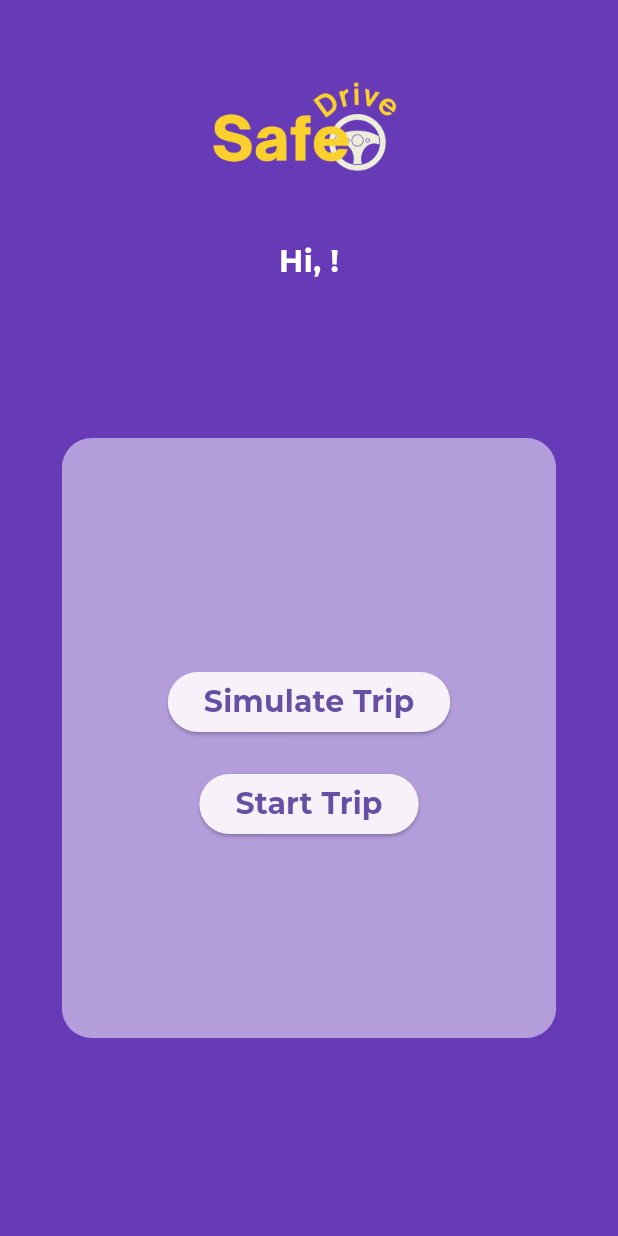
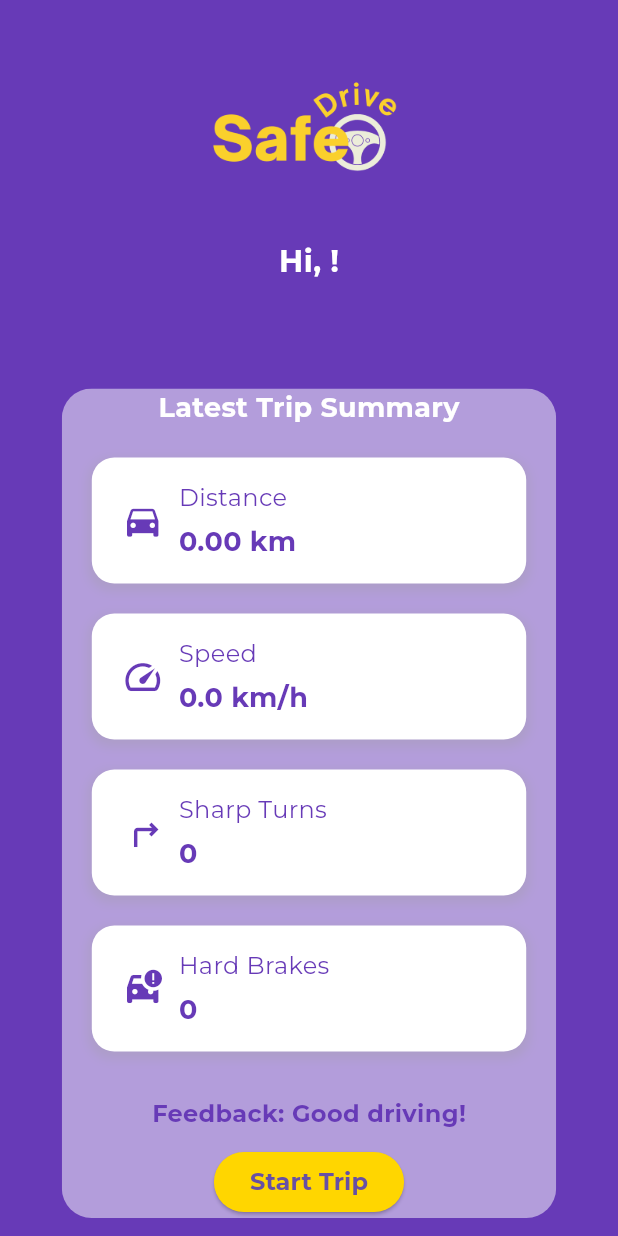
Before and after one commit to adlinzahid/SafeDrive, a Flutter app: the Homecontent screen opened directly, on a phone screen of 412 x 824 dp. Run offline on Flutter 3.47's test engine with Material 3 defaults, Android fonts, the phone set to English and light mode, and no system bars; our stand-ins replace animated_splash_screen, cloud_firestore, firebase_auth, firebase_core, firebase_database, firebase_storage and 8 more; accounts and stored records are empty; project files that could hold a hidden picture were left out.

Commit message:
modified homepage UI

```diff
--- a/lib/ui_screens/homepage/homepage.dart
+++ b/lib/ui_screens/homepage/homepage.dart
@@ -90,31 +90,22 @@ class Homecontent extends StatefulWidget {
 
 class _HomecontentState extends State<Homecontent> {
   bool isTripActive = false;
-  // Position? _lastPosition;
   double totalDistance = 0.0;
   int hardBrakes = 0;
   int sharpTurns = 0;
-  // Timer? _tripTimer;
   DateTime? startTime;
   DateTime? endTime;
   double avgSpeed = 0.0;
 
   final FirebaseAuth _auth = FirebaseAuth.instance;
-
   User? currentUser;
 
   final DrivingTracker drivingTracker = DrivingTracker();
-
-  //String vehiclePlate = "vba 585"; // Define the vehicle plate
 
   @override
   void initState() {
     super.initState();
     currentUser = _auth.currentUser;
-    //Initialise the text controllers with the user data
-    if (currentUser?.displayName != null) {
-      currentUser!.displayName!;
-    }
   }
 
   @override
@@ -125,13 +116,11 @@ class _HomecontentState extends State<Homecontent> {
         child: SingleChildScrollView(
           child: Column(
             children: [
-              // Profile Section
               Container(
                 padding:
                     const EdgeInsets.symmetric(vertical: 20, horizontal: 20),
                 color: Colors.deepPurple,
                 child: Column(
-                  //crossAxisAlignment: CrossAxisAlignment.baseline,
                   children: [
                     Center(
                       child: Image.asset(
@@ -142,7 +131,7 @@ class _HomecontentState extends State<Homecontent> {
                     ),
                     const SizedBox(height: 10),
                     Text(
-                      "Hi, ${currentUser!.displayName!}!",
+                      "Hi, ${currentUser?.displayName}!",
                       style: const TextStyle(
                         fontFamily: 'Montserrat',
                         fontSize: 20,
@@ -150,56 +139,25 @@ class _HomecontentState extends State<Homecontent> {
                         color: Colors.white,
                       ),
                     ),
-
-                    /*Text(
-                            "Vehicle: $vehiclePlate",
-                            style: const TextStyle(
-                              fontFamily: 'Montserrat',
-                              fontSize: 14,
-                              color: Colors.grey,
-                            ),
-                          ),*/
-
-                    // Edit Button
-                    IconButton(
-                      icon: const Icon(Icons.edit, color: Colors.deepPurple),
-                      onPressed: () {
-                        Navigator.push(
-                          context,
-                          MaterialPageRoute(
-                            builder: (context) => const UserProfile(),
-                          ),
-                        );
-                      },
-                    ),
+                    const SizedBox(height: 10),
                   ],
                 ),
               ),
-              const SizedBox(height: 15),
-              // Start Trip Section
+
+              const SizedBox(height: 20),
+
+              // Recent Trip Details Box (Individual Boxes)
               Padding(
                 padding: const EdgeInsets.all(20.0),
                 child: ClipRRect(
                   borderRadius: BorderRadius.circular(20.0),
                   child: Container(
                     width: MediaQuery.of(context).size.width * 0.8,
-                    height: 400,
                     color: Colors.deepPurple[200],
                     child: Column(
-                      mainAxisAlignment: MainAxisAlignment.center,
                       children: [
-                        /*Text(
-                          "Hi, ${currentUser!.displayName!}!",
-                          style: const TextStyle(
-                            fontFamily: 'Montserrat',
-                            fontSize: 20,
-                            fontWeight: FontWeight.bold,
-                            color: Colors.white,
-                          ),
-                        ),*/
-                        if (endTime != null) ...[
                         const Text(
-                            "Trip Summary",
+                          "Latest Trip Summary",
                           style: TextStyle(
                             fontFamily: 'Montserrat',
                             fontWeight: FontWeight.bold,
@@ -208,77 +166,37 @@ class _HomecontentState extends State<Homecontent> {
                           ),
                         ),
                         const SizedBox(height: 10),
+
+                        // Display trip info
+                        _buildStatBox(
+                            'Distance',
+                            '${totalDistance.toStringAsFixed(2)} km',
+                            Icons.directions_car),
+                        _buildStatBox('Speed',
+                            '${avgSpeed.toStringAsFixed(1)} km/h', Icons.speed),
+                        _buildStatBox(
+                            'Sharp Turns', '$sharpTurns', Icons.turn_right),
+                        _buildStatBox(
+                            'Hard Brakes', '$hardBrakes', Icons.car_crash),
+
+                        const SizedBox(height: 20),
+
                         Text(
-                            "Start: ${DateFormat('yyyy-MM-dd HH:mm:ss').format(startTime!)}",
-                            style: const TextStyle(
-                              fontFamily: 'Montserrat',
-                              fontSize: 14,
-                              color: Colors.white,
-                            ),
-                          ),
-                          Text(
-                            "End: ${DateFormat('yyyy-MM-dd HH:mm:ss').format(endTime!)}",
-                            style: const TextStyle(
-                              fontFamily: 'Montserrat',
-                              fontSize: 14,
-                              color: Colors.white,
-                            ),
-                          ),
-                          const SizedBox(height: 10),
-                          Text(
-                            "Distance: ${totalDistance.toStringAsFixed(2)} km",
-                            style: const TextStyle(
-                              fontFamily: 'Montserrat',
-                              fontSize: 14,
-                              color: Colors.white,
-                            ),
-                          ),
-                          Text(
-                            "Avg Speed: ${avgSpeed.toStringAsFixed(1)} km/h",
-                            style: const TextStyle(
-                              fontFamily: 'Montserrat',
-                              fontSize: 14,
-                              color: Colors.white,
-                            ),
-                          ),
-                          const SizedBox(height: 10),
-                          Center(
-                            child: Padding(
-                              padding:
-                                  const EdgeInsets.symmetric(horizontal: 20.0),
-                              child: Text(
-                                //feedbackmessage function here
                           "Feedback: Good driving!",
-                                textAlign: TextAlign.center,
                           style: TextStyle(
                             fontFamily: 'Montserrat',
                             fontWeight: FontWeight.bold,
                             fontSize: 16,
-                                  color: Colors.yellowAccent[700],
+                            color: Colors.deepPurple,
                           ),
                         ),
+                        const SizedBox(height: 10),
+
+                        ElevatedButton(
+                          style: ElevatedButton.styleFrom(
+                            backgroundColor: Colors.yellowAccent[700],
                           ),
-                          ),
-                        ],
-                        const SizedBox(height: 20),
-                        ElevatedButton(
                           onPressed: () {
-                            // TripData tripData = TripData();
-                            // tripData.simulateStopTrip();
-                          },
-                          child: Text(
-                            "Simulate Trip",
-                            style: const TextStyle(
-                              fontFamily: 'Montserrat',
-                              fontSize: 20,
-                              fontWeight: FontWeight.bold,
-                            ),
-                          ),
-                        ),
-                        const SizedBox(height: 20),
-                        ElevatedButton(
-                          onPressed: () {
-                            //call driving.dart file
                             Navigator.push(
                               context,
                               MaterialPageRoute(
@@ -290,7 +208,7 @@ class _HomecontentState extends State<Homecontent> {
                             "Start Trip",
                             style: const TextStyle(
                               fontFamily: 'Montserrat',
-                              fontSize: 20,
+                              fontSize: 16,
                               fontWeight: FontWeight.bold,
                             ),
                           ),
@@ -307,14 +225,61 @@ class _HomecontentState extends State<Homecontent> {
     );
   }
 
-  /*Widget _buildStatBox(String title, String value) {
-    return Column(
+  // Helper widget to build individual stat boxes
+  Widget _buildStatBox(String title, String value, IconData icon) {
+    return Padding(
+      padding: const EdgeInsets.symmetric(vertical: 10.0, horizontal: 20.0),
+      child: Container(
+        padding: const EdgeInsets.symmetric(vertical: 15.0, horizontal: 20.0),
+        decoration: BoxDecoration(
+          color: Colors.white,
+          borderRadius: BorderRadius.circular(15.0),
+          boxShadow: [
+            BoxShadow(
+              // ignore: deprecated_member_use
+              color: Colors.grey.withOpacity(0.3),
+              spreadRadius: 2,
+              blurRadius: 5,
+              offset: const Offset(0, 3),
+            ),
+          ],
+        ),
+        child: Row(
           children: [
-        Text(title, style: TextStyle(fontSize: 14, color: Colors.grey)),
-        SizedBox(height: 5),
-        Text(value,
-            style: TextStyle(fontSize: 18, fontWeight: FontWeight.bold)),
+            Icon(
+              icon,
+              color: Colors.deepPurple,
+              size: 28,
+            ),
+            const SizedBox(width: 10),
+            Expanded(
+              child: Column(
+                crossAxisAlignment: CrossAxisAlignment.start,
+                children: [
+                  Text(
+                    title,
+                    style: const TextStyle(
+                      fontFamily: 'Montserrat',
+                      fontSize: 16,
+                      color: Colors.deepPurple,
+                    ),
+                  ),
+                  const SizedBox(height: 5),
+                  Text(
+                    value,
+                    style: const TextStyle(
+                      fontFamily: 'Montserrat',
+                      fontSize: 18,
+                      fontWeight: FontWeight.bold,
+                      color: Colors.deepPurple,
+                    ),
+                  ),
                 ],
+              ),
+            ),
+          ],
+        ),
+      ),
     );
-  }*/
   }
+}
```
Lines whose indentation alone changed are shown as unchanged.
